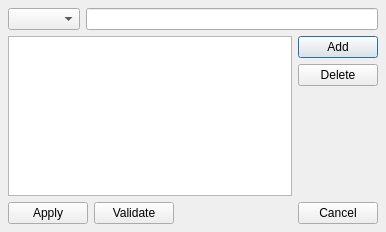
Qt form ui/v3ext.ui (chris2511/xca) before a commit.
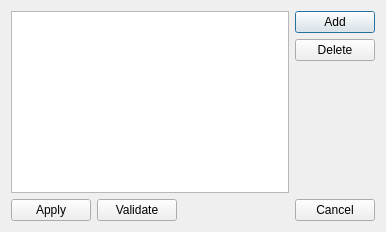
The same form after that commit. Custom widgets are drawn as their Qt base class.

Commit message:
improve key-value tables
for "additional DN entries" and "SAN/CDP/AIA edit-boxes":
 - make type-selection a combobox
 - make rows reorderable

What changed in the file:
```diff
--- a/ui/v3ext.ui
+++ b/ui/v3ext.ui
@@ -10,61 +10,11 @@
     <height>232</height>
    </rect>
   </property>
-  <layout class="QVBoxLayout">
-   <property name="spacing">
-    <number>6</number>
-   </property>
-   <property name="margin">
-    <number>8</number>
-   </property>
+  <layout class="QVBoxLayout" name="verticalLayout">
    <item>
-    <layout class="QHBoxLayout">
-     <property name="spacing">
-      <number>6</number>
-     </property>
-     <property name="margin">
-      <number>0</number>
-     </property>
+    <layout class="QHBoxLayout" name="horizontalLayout">
      <item>
-      <widget class="QComboBox" name="type"/>
-     </item>
-     <item>
-      <widget class="QLineEdit" name="value"/>
-     </item>
-    </layout>
-   </item>
-   <item>
-    <layout class="QHBoxLayout">
-     <property name="spacing">
-      <number>6</number>
-     </property>
-     <property name="margin">
-      <number>0</number>
-     </property>
-     <item>
-      <widget class="QTableWidget" name="tableWidget">
-       <property name="alternatingRowColors">
-        <bool>true</bool>
-       </property>
-       <property name="selectionMode">
-        <enum>QAbstractItemView::SingleSelection</enum>
-       </property>
-       <property name="selectionBehavior">
-        <enum>QAbstractItemView::SelectRows</enum>
-       </property>
-       <property name="gridStyle">
-        <enum>Qt::DotLine</enum>
-       </property>
-       <property name="columnCount">
-        <number>0</number>
-       </property>
-       <attribute name="horizontalHeaderStretchLastSection">
-        <bool>true</bool>
-       </attribute>
-       <attribute name="horizontalHeaderStretchLastSection">
-        <bool>true</bool>
-       </attribute>
-      </widget>
+      <widget class="kvView" name="tab"/>
      </item>
      <item>
       <layout class="QVBoxLayout">
@@ -160,6 +110,17 @@
    </item>
   </layout>
  </widget>
+ <customwidgets>
+  <customwidget>
+   <class>kvView</class>
+   <extends>QTableView</extends>
+   <header>widgets/kvView.h</header>
+   <slots>
+    <slot>addKvRow()</slot>
+    <slot>deleteCurrentRow()</slot>
+   </slots>
+  </customwidget>
+ </customwidgets>
  <resources/>
  <connections>
   <connection>
```
Left out of the diff: 36 changed lines with no effect on the pictures. The commit also changes 12 other files.
